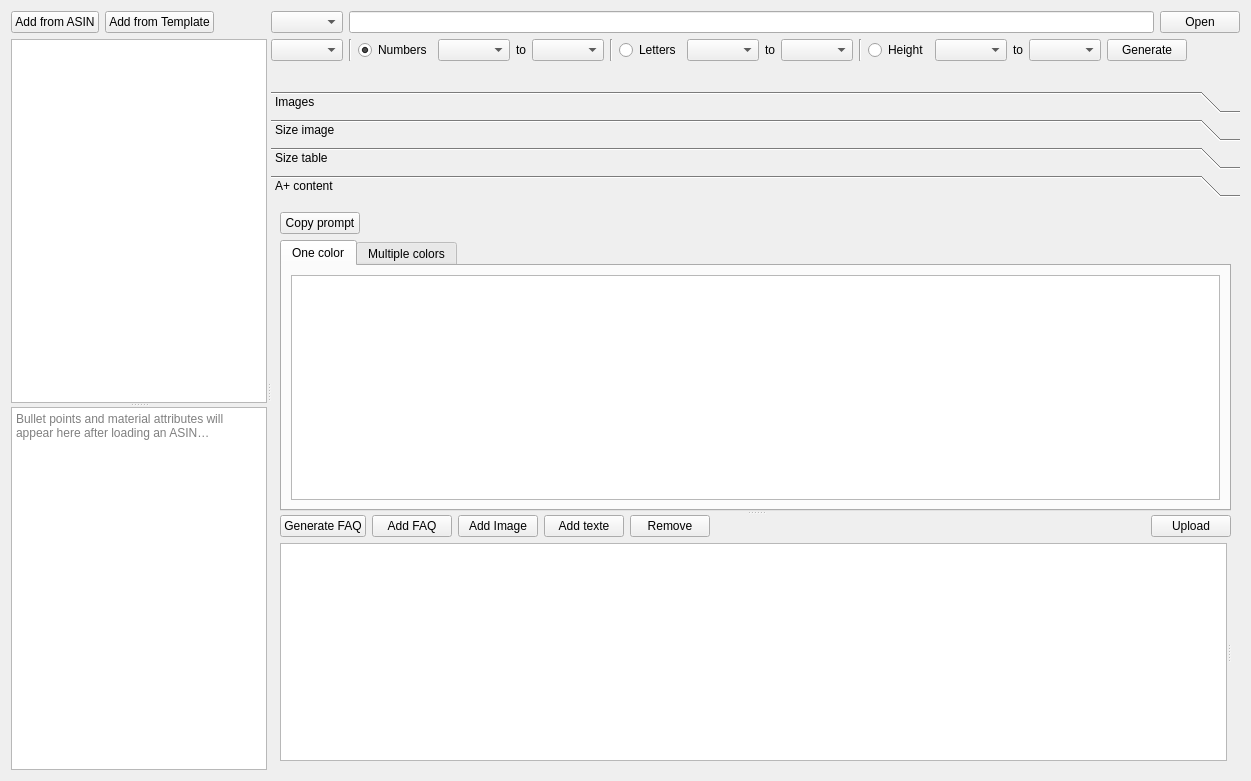
This is AmazonTemplate3/gui/panes/PaneSizing.ui in icingerpower/AmazonTemplate3 as Qt 5 draws it before an edit. The edited form follows.
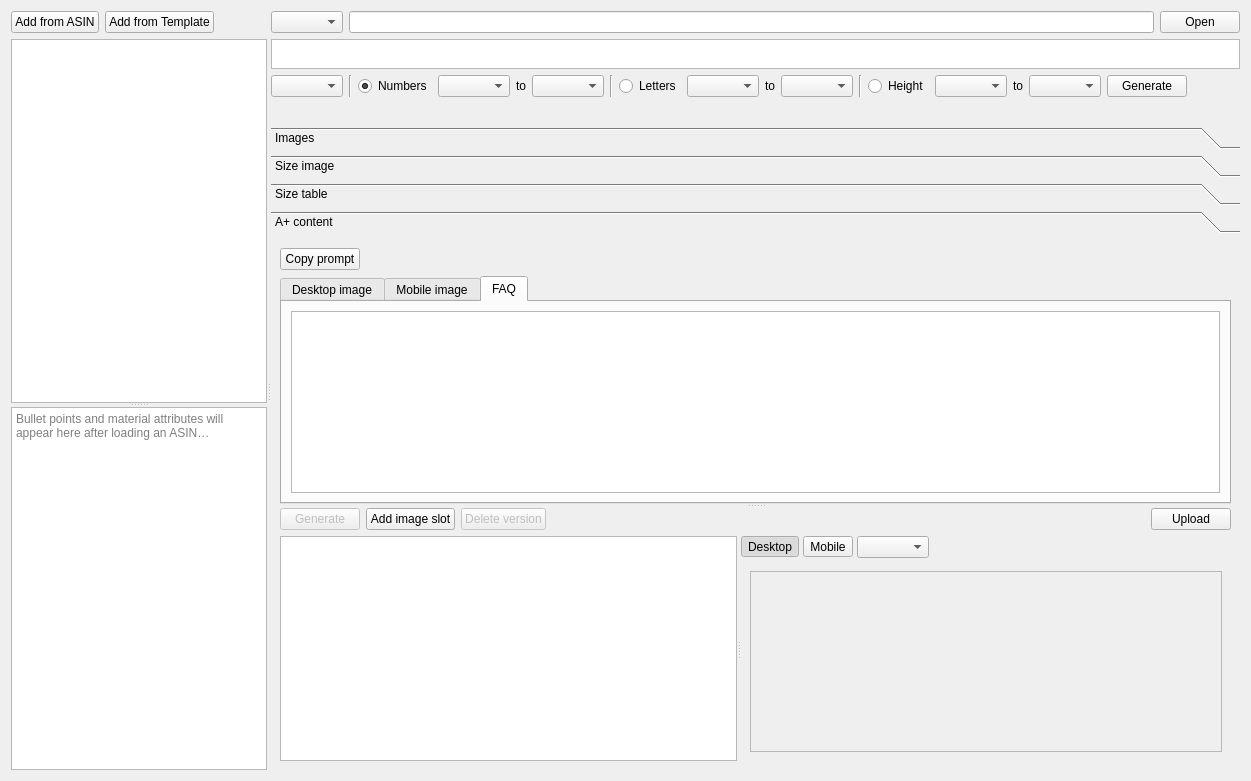
This is the edited form. The open tabs and pages were chosen to show the change.

```diff
--- a/AmazonTemplate3/gui/panes/PaneSizing.ui
+++ b/AmazonTemplate3/gui/panes/PaneSizing.ui
@@ -111,6 +111,25 @@
          </item>
         </layout>
        </item>
+       <item>
+        <widget class="QListWidget" name="listWidgetCountries">
+         <property name="sizePolicy">
+          <sizepolicy hsizetype="Expanding" vsizetype="Preferred">
+           <horstretch>0</horstretch>
+           <verstretch>0</verstretch>
+          </sizepolicy>
+         </property>
+         <property name="maximumSize">
+          <size>
+           <width>16777215</width>
+           <height>30</height>
+          </size>
+         </property>
+         <property name="flow">
+          <enum>QListView::Flow::LeftToRight</enum>
+         </property>
+        </widget>
+       </item>
        <item>
         <layout class="QHBoxLayout" name="horizontalLayout_2">
          <item>
@@ -451,7 +470,7 @@
             <x>0</x>
             <y>0</y>
             <width>996</width>
-            <height>590</height>
+            <height>525</height>
            </rect>
           </property>
           <attribute name="label">
@@ -496,7 +515,7 @@
                  </property>
                  <widget class="QWidget" name="tab">
                   <attribute name="title">
-                   <string>One color</string>
+                   <string>Desktop image</string>
                   </attribute>
                   <layout class="QVBoxLayout" name="verticalLayout_6">
                    <item>
@@ -506,7 +525,7 @@
                  </widget>
                  <widget class="QWidget" name="tab_2">
                   <attribute name="title">
-                   <string>Multiple colors</string>
+                   <string>Mobile image</string>
                   </attribute>
                   <layout class="QVBoxLayout" name="verticalLayout_7">
                    <item>
@@ -514,46 +533,48 @@
                    </item>
                   </layout>
                  </widget>
+                 <widget class="QWidget" name="tabFaqPrompt">
+                  <attribute name="title">
+                   <string>FAQ</string>
+                  </attribute>
+                  <layout class="QVBoxLayout" name="verticalLayoutFaqPrompt">
+                   <item>
+                    <widget class="QTextEdit" name="textEditFaqPrompt"/>
+                   </item>
+                  </layout>
+                 </widget>
                 </widget>
                </item>
               </layout>
              </widget>
-             <widget class="QWidget" name="layoutWidget">
-              <layout class="QVBoxLayout" name="verticalLayout_8">
+             <widget class="QWidget" name="aplusBottomWidget">
+              <layout class="QVBoxLayout" name="verticalLayoutAplusBottom">
                <item>
                 <layout class="QHBoxLayout" name="horizontalLayout_6">
                  <item>
-                  <widget class="QPushButton" name="buttonGenerateFAQ">
-                   <property name="text">
-                    <string>Generate FAQ</string>
+                  <widget class="QPushButton" name="buttonAplusGenerate">
+                   <property name="enabled">
+                    <bool>false</bool>
                    </property>
-                  </widget>
-                 </item>
-                 <item>
-                  <widget class="QPushButton" name="buttonAddFAQ">
                    <property name="text">
-                    <string>Add FAQ</string>
+                    <string>Generate</string>
                    </property>
                   </widget>
                  </item>
                  <item>
                   <widget class="QPushButton" name="buttonAddImage">
                    <property name="text">
-                    <string>Add Image</string>
+                    <string>Add image slot</string>
                    </property>
                   </widget>
                  </item>
                  <item>
-                  <widget class="QPushButton" name="buttonAddText">
-                   <property name="text">
-                    <string>Add texte</string>
+                  <widget class="QPushButton" name="buttonAplusDeleteVersion">
+                   <property name="enabled">
+                    <bool>false</bool>
                    </property>
-                  </widget>
-                 </item>
-                 <item>
-                  <widget class="QPushButton" name="buttonRemove">
                    <property name="text">
-                    <string>Remove</string>
+                    <string>Delete version</string>
                    </property>
                   </widget>
                  </item>
@@ -584,8 +605,112 @@
                  <property name="orientation">
                   <enum>Qt::Orientation::Horizontal</enum>
                  </property>
-                 <widget class="QListView" name="listViewAPlusElements"/>
-                 <widget class="QStackedWidget" name="stackedWidgetAPlus"/>
+                 <widget class="QTreeView" name="aplusTreeView"/>
+                 <widget class="QWidget" name="aplusPreviewWidget">
+                  <layout class="QVBoxLayout" name="verticalLayoutAplusPreview">
+                   <property name="spacing">
+                    <number>4</number>
+                   </property>
+                   <item>
+                    <layout class="QHBoxLayout" name="horizontalLayoutAplusToggle">
+                     <item>
+                      <widget class="QToolButton" name="buttonAplusDesktop">
+                       <property name="text">
+                        <string>Desktop</string>
+                       </property>
+                       <property name="checkable">
+                        <bool>true</bool>
+                       </property>
+                       <property name="checked">
+                        <bool>true</bool>
+                       </property>
+                      </widget>
+                     </item>
+                     <item>
+                      <widget class="QToolButton" name="buttonAplusMobile">
+                       <property name="text">
+                        <string>Mobile</string>
+                       </property>
+                       <property name="checkable">
+                        <bool>true</bool>
+                       </property>
+                      </widget>
+                     </item>
+                     <item>
+                      <widget class="QComboBox" name="comboBoxAplusLanguage">
+                       <property name="minimumWidth">
+                        <number>120</number>
+                       </property>
+                       <property name="toolTip">
+                        <string>Select language for preview</string>
+                       </property>
+                       <property name="visible">
+                        <bool>false</bool>
+                       </property>
+                      </widget>
+                     </item>
+                     <item>
+                      <spacer name="horizontalSpacerAplusToggle">
+                       <property name="orientation">
+                        <enum>Qt::Orientation::Horizontal</enum>
+                       </property>
+                       <property name="sizeHint" stdset="0">
+                        <size>
+                         <width>40</width>
+                         <height>20</height>
+                        </size>
+                       </property>
+                      </spacer>
+                     </item>
+                    </layout>
+                   </item>
+                   <item>
+                    <widget class="QStackedWidget" name="aplusPreviewStack">
+                     <widget class="QWidget" name="aplusPreviewPageImage">
+                      <layout class="QVBoxLayout" name="verticalLayoutAplusImage">
+                       <item>
+                        <widget class="QScrollArea" name="scrollAreaAplusPreview">
+                         <property name="widgetResizable">
+                          <bool>true</bool>
+                         </property>
+                         <widget class="QWidget" name="scrollAreaWidgetAplusContents">
+                          <property name="geometry">
+                           <rect>
+                            <x>0</x>
+                            <y>0</y>
+                            <width>482</width>
+                            <height>168</height>
+                           </rect>
+                          </property>
+                          <layout class="QVBoxLayout" name="verticalLayoutAplusScrollContents">
+                           <item>
+                            <widget class="QLabel" name="labelAplusPreview">
+                             <property name="alignment">
+                              <set>Qt::AlignmentFlag::AlignLeading|Qt::AlignmentFlag::AlignLeft|Qt::AlignmentFlag::AlignTop</set>
+                             </property>
+                            </widget>
+                           </item>
+                          </layout>
+                         </widget>
+                        </widget>
+                       </item>
+                      </layout>
+                     </widget>
+                     <widget class="QWidget" name="aplusPreviewPageText">
+                      <layout class="QVBoxLayout" name="verticalLayoutAplusText">
+                       <item>
+                        <widget class="QTextEdit" name="textEditAplusPreview">
+                         <property name="readOnly">
+                          <bool>true</bool>
+                         </property>
+                        </widget>
+                       </item>
+                      </layout>
+                     </widget>
+                    </widget>
+                   </item>
+                  </layout>
+                 </widget>
                 </widget>
                </item>
               </layout>
```
Left out of the diff: 30 changed lines with no effect on the pictures.
